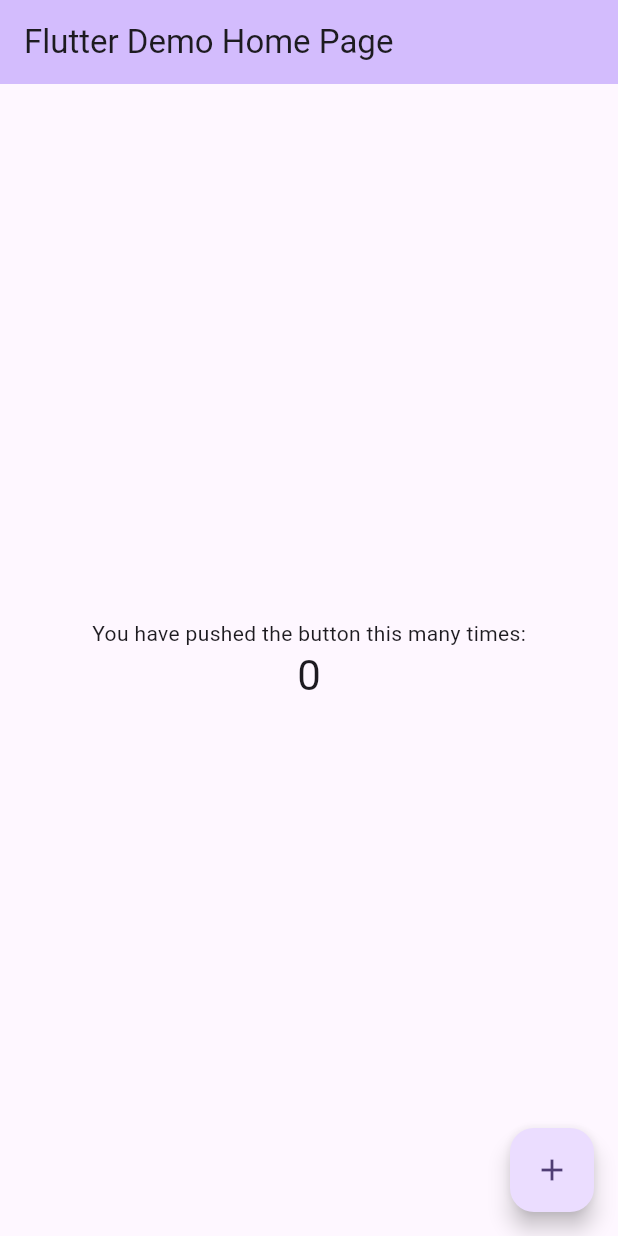
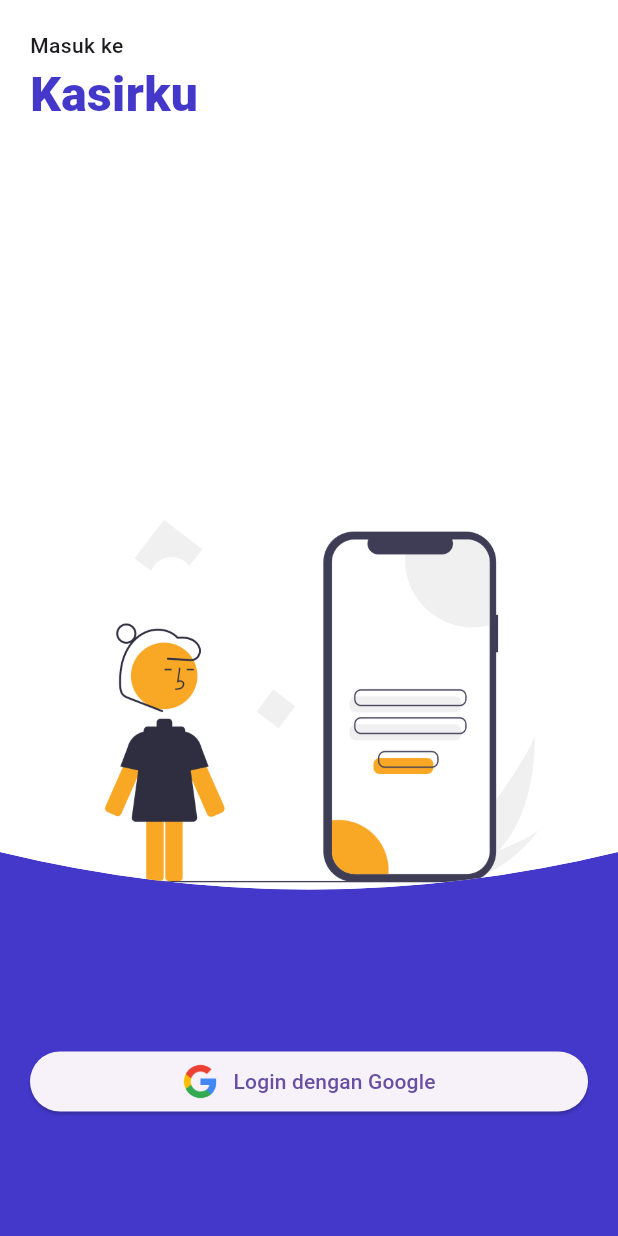
Before and after one commit to IPRamaAnadya/flutter-pos-kasirku, a Flutter app: the screen it shows after launch, on a phone screen of 412 x 824 dp. Run offline on Flutter 3.47's test engine with Material 3 defaults, Android fonts, the phone set to English and light mode, and no system bars; our stand-ins replace firebase_auth, firebase_core, google_sign_in; accounts and stored records are empty.

Commit message:
setup firebase, setup login with google

```diff
--- /dev/null
+++ b/lib/core/core.dart
@@ -0,0 +1,5 @@
+export 'services/services.dart';
+export 'constants/constants.dart';
+export 'exceptions/exceptions.dart';
+export 'preferences/preferences.dart';
+export 'utils/utils.dart';
--- a/lib/main.dart
+++ b/lib/main.dart
@@ -1,6 +1,16 @@
+import 'package:firebase_core/firebase_core.dart';
 import 'package:flutter/material.dart';
+import 'package:pos/presentations/features/authentication/login.dart';
 
-void main() {
+import 'firebase_options.dart';
+
+void main() async {
+  WidgetsFlutterBinding.ensureInitialized();
+
+  await Firebase.initializeApp(
+    options: DefaultFirebaseOptions.currentPlatform,
+  );
+
   runApp(const MyApp());
 }
 
@@ -11,115 +21,8 @@ class MyApp extends StatelessWidget {
   @override
   Widget build(BuildContext context) {
     return MaterialApp(
-      title: 'Flutter Demo',
-      theme: ThemeData(
-        // This is the theme of your application.
-        //
-        // TRY THIS: Try running your application with "flutter run". You'll see
-        // the application has a purple toolbar. Then, without quitting the app,
-        // try changing the seedColor in the colorScheme below to Colors.green
-        // and then invoke "hot reload" (save your changes or press the "hot
-        // reload" button in a Flutter-supported IDE, or press "r" if you used
-        // the command line to start the app).
-        //
-        // Notice that the counter didn't reset back to zero; the application
-        // state is not lost during the reload. To reset the state, use hot
-        // restart instead.
-        //
-        // This works for code too, not just values: Most code changes can be
-        // tested with just a hot reload.
-        colorScheme: ColorScheme.fromSeed(seedColor: Colors.deepPurple),
-        useMaterial3: true,
-      ),
-      home: const MyHomePage(title: 'Flutter Demo Home Page'),
+      title: 'Kasirku',
+      home: LoginPage(),
     );
   }
 }
-
-class MyHomePage extends StatefulWidget {
-  const MyHomePage({super.key, required this.title});
-
-  // This widget is the home page of your application. It is stateful, meaning
-  // that it has a State object (defined below) that contains fields that affect
-  // how it looks.
-
-  // This class is the configuration for the state. It holds the values (in this
-  // case the title) provided by the parent (in this case the App widget) and
-  // used by the build method of the State. Fields in a Widget subclass are
-  // always marked "final".
-
-  final String title;
-
-  @override
-  State<MyHomePage> createState() => _MyHomePageState();
-}
-
-class _MyHomePageState extends State<MyHomePage> {
-  int _counter = 0;
-
-  void _incrementCounter() {
-    setState(() {
-      // This call to setState tells the Flutter framework that something has
-      // changed in this State, which causes it to rerun the build method below
-      // so that the display can reflect the updated values. If we changed
-      // _counter without calling setState(), then the build method would not be
-      // called again, and so nothing would appear to happen.
-      _counter++;
-    });
-  }
-
-  @override
-  Widget build(BuildContext context) {
-    // This method is rerun every time setState is called, for instance as done
-    // by the _incrementCounter method above.
-    //
-    // The Flutter framework has been optimized to make rerunning build methods
-    // fast, so that you can just rebuild anything that needs updating rather
-    // than having to individually change instances of widgets.
-    return Scaffold(
-      appBar: AppBar(
-        // TRY THIS: Try changing the color here to a specific color (to
-        // Colors.amber, perhaps?) and trigger a hot reload to see the AppBar
-        // change color while the other colors stay the same.
-        backgroundColor: Theme.of(context).colorScheme.inversePrimary,
-        // Here we take the value from the MyHomePage object that was created by
-        // the App.build method, and use it to set our appbar title.
-        title: Text(widget.title),
-      ),
-      body: Center(
-        // Center is a layout widget. It takes a single child and positions it
-        // in the middle of the parent.
-        child: Column(
-          // Column is also a layout widget. It takes a list of children and
-          // arranges them vertically. By default, it sizes itself to fit its
-          // children horizontally, and tries to be as tall as its parent.
-          //
-          // Column has various properties to control how it sizes itself and
-          // how it positions its children. Here we use mainAxisAlignment to
-          // center the children vertically; the main axis here is the vertical
-          // axis because Columns are vertical (the cross axis would be
-          // horizontal).
-          //
-          // TRY THIS: Invoke "debug painting" (choose the "Toggle Debug Paint"
-          // action in the IDE, or press "p" in the console), to see the
-          // wireframe for each widget.
-          mainAxisAlignment: MainAxisAlignment.center,
-          children: <Widget>[
-            const Text(
-              'You have pushed the button this many times:',
-            ),
-            Text(
-              '$_counter',
-              style: Theme.of(context).textTheme.headlineMedium,
-            ),
-          ],
-        ),
-      ),
-      floatingActionButton: FloatingActionButton(
-        onPressed: _incrementCounter,
-        tooltip: 'Increment',
-        child: const Icon(Icons.add),
-      ), // This trailing comma makes auto-formatting nicer for build methods.
-    );
-  }
-}
--- /dev/null
+++ b/lib/presentations/commons/styles/color.dart
@@ -0,0 +1,11 @@
+import 'dart:ui';
+
+class AppColor {
+  static Color primary700 = Color(0xFF4338ca);
+  static Color primary500 = Color(0xFF6366f1);
+  static Color primary200 = Color(0xFFc7d2fe);
+
+  static Color secondary700 = Color(0xFFb45309);
+  static Color secondary500 = Color(0xFFf59e0b);
+  static Color secondary200 = Color(0xFFfde68a);
+}
--- /dev/null
+++ b/lib/presentations/commons/styles/images.dart
@@ -0,0 +1,6 @@
+class AppImages {
+  static String login = "assets/images/ui/login.png";
+
+  // LOGO
+  static String google = "assets/images/logo/google.png";
+}
--- /dev/null
+++ b/lib/presentations/features/authentication/login.dart
@@ -0,0 +1,129 @@
+import 'package:firebase_auth/firebase_auth.dart';
+import 'package:flutter/material.dart';
+import 'package:pos/presentations/commons/styles/color.dart';
+import 'package:pos/presentations/commons/styles/images.dart';
+import 'package:pos/presentations/commons/styles/text.dart';
+import 'package:pos/presentations/features/authentication/login_provider.dart';
+
+class LoginPage extends StatefulWidget {
+  static const routeName = "login";
+  const LoginPage({super.key});
+
+  @override
+  State<LoginPage> createState() => _LoginPageState();
+}
+
+class _LoginPageState extends State<LoginPage> {
+
+  late LoginProvider _loginProvider;
+
+  @override
+  void initState() {
+    _loginProvider = LoginProvider();
+    super.initState();
+  }
+
+  @override
+  Widget build(BuildContext context) {
+    return Scaffold(
+      body: SafeArea(
+        child: Container(
+          color: AppColor.primary700,
+          width: double.infinity,
+          child: Column(
+            children: [
+              Expanded(
+                flex: 3,
+                child: ClipPath(
+                  clipper: BottomCurveClipper(),
+                  child: Container(
+                    color: Colors.white,
+                    height: double.infinity,
+                    width: double.infinity,
+                    child: Column(
+                      children: [
+                        Expanded(
+                          child: Container(
+                            padding: EdgeInsets.all(20),
+                            width: double.infinity,
+                            child: Column(
+                              crossAxisAlignment: CrossAxisAlignment.start,
+                              children: [
+                                Text("Masuk ke",
+                                  style: TextStyle(
+                                      fontWeight: FontWeight.w500,
+                                      fontSize: 14
+                                  ),
+                                ),
+                                Text("Kasirku",
+                                  style: TextStyle(
+                                    fontWeight: FontWeight.w900,
+                                    fontSize: 32,
+                                    color: AppColor.primary700
+                                  ),
+                                ),
+                              ],
+                            ),
+                          ),
+                        ),
+                        Transform.translate(
+                          offset: Offset(0,5),
+                          child: Image.asset(AppImages.login),
+                        )
+                      ],
+                    ),
+                  )
+                ),
+              ),
+              Expanded(
+                flex: 1,
+                child: Container(
+                  padding: EdgeInsets.all(20),
+                  child: Center(
+                    child: ElevatedButton(
+                      onPressed: ()async{
+                        await _loginProvider.signInWithGoogle();
+                      },
+                      child: Row(
+                        mainAxisAlignment: MainAxisAlignment.center,
+                        children: [
+                          Image.asset(AppImages.google, width: 24, height: 24,),
+                          SizedBox(width: 10,),
+                          Text("Login dengan Google")
+                        ],
+                      ),
+                    ),
+                  ),
+                ),
+              )
+            ],
+          ),
+        ),
+      ),
+    );
+  }
+}
+
+class BottomCurveClipper extends CustomClipper<Path> {
+  @override
+  Path getClip(Size size) {
+    var path = Path();
+    path.lineTo(0, size.height - 50);
+
+    var firstControlPoint = Offset(size.width / 2, size.height);
+    var firstEndPoint = Offset(size.width, size.height - 50);
+
+    path.quadraticBezierTo(
+      firstControlPoint.dx, firstControlPoint.dy,
+      firstEndPoint.dx, firstEndPoint.dy,
+    );
+
+    path.lineTo(size.width, 0);
+    path.close();
+
+    return path;
+  }
+
+  @override
+  bool shouldReclip(CustomClipper<Path> oldClipper) => false;
+}
```
Also changed, not shown: lib/presentations/commons/styles/text.dart (added, +8 -0 lines), lib/presentations/features/authentication/login_provider.dart (added, +38 -0 lines), pubspec.yaml (+13 -3 lines), assets/images/logo/google.png (added), assets/images/ui/login.png (added), firebase.json (added), lib/firebase_options.dart (added), pubspec.lock, 14 other files.
